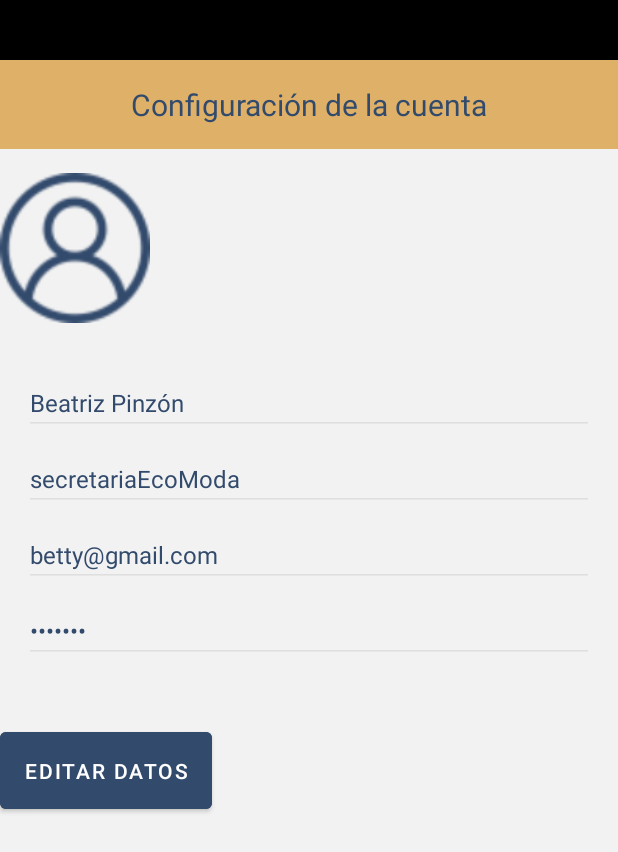
After one commit to Morales241/ProyectoFinalAppsMoviles, an Android app: the layout fragment_config_usuario.xml on its own in the app's theme, with its tools: preview values and no code run, on a phone screen of 412 x 824 dp. The commit adds this screen. Shown: the top 852 px of the screen. Run offline under Robolectric (Android 15) with nearby library versions, the phone set to English and light mode, and no system bars.

Commit message:
Avance pantalla config usuario

```diff
--- /dev/null
+++ b/ClosetVitual/app/src/main/java/morales/jesus/closetvitual/ConfigUsuario.kt
@@ -0,0 +1,57 @@
+package morales.jesus.closetvitual
+
+import android.os.Bundle
+import androidx.fragment.app.Fragment
+import android.view.LayoutInflater
+import android.view.View
+import android.view.ViewGroup
+import morales.jesus.closetvitual.databinding.FragmentConfigUsuarioBinding
+
+// TODO: Rename parameter arguments, choose names that match
+// the fragment initialization parameters, e.g. ARG_ITEM_NUMBER
+private const val ARG_PARAM1 = "param1"
+private const val ARG_PARAM2 = "param2"
+
+/**
+ * A simple [Fragment] subclass.
+ * Use the [ConfigUsuario.newInstance] factory method to
+ * create an instance of this fragment.
+ */
+class ConfigUsuario : Fragment() {
+
+    private var _binding: FragmentConfigUsuarioBinding? = null
+    private val binding get() = _binding!!
+
+    override fun onCreateView(
+        inflater: LayoutInflater, container: ViewGroup?,
+        savedInstanceState: Bundle?
+    ): View {
+        _binding = FragmentConfigUsuarioBinding.inflate(inflater, container, false)
+        return binding.root
+    }
+
+    override fun onViewCreated(view: View, savedInstanceState: Bundle?) {
+        super.onViewCreated(view, savedInstanceState)
+
+        // Datos de prueba (Mock)
+        val usuarioMock = Usuario(
+            img = R.drawable.user,
+            nombre = "Jesús Morales",
+            email = "jesus.morales@gmail.com",
+            useraName = "jesus_m",
+            pass = "123456"
+        )
+
+        // Asignar valores a la vista
+        binding.ivProfilePic.setImageResource(usuarioMock.img)
+        binding.etName.setText(usuarioMock.nombre)
+        binding.etEmail.setText(usuarioMock.email)
+        binding.etUsername.setText(usuarioMock.useraName)
+        binding.etPassword.setText(usuarioMock.pass)
+    }
+
+    override fun onDestroyView() {
+        super.onDestroyView()
+        _binding = null
+    }
+}}
--- /dev/null
+++ b/ClosetVitual/app/src/main/java/morales/jesus/closetvitual/Usuario.kt
@@ -0,0 +1,3 @@
+package morales.jesus.closetvitual
+
+data class Usuario(var img:Int, var nombre:String, var email:String, var useraName:String,var pass:String)
--- /dev/null
+++ b/ClosetVitual/app/src/main/res/layout/fragment_config_usuario.xml
@@ -0,0 +1,117 @@
+<?xml version="1.0" encoding="utf-8"?>
+<LinearLayout
+    xmlns:android="http://schemas.android.com/apk/res/android"
+    xmlns:app="http://schemas.android.com/apk/res-auto"
+    xmlns:tools="http://schemas.android.com/tools"
+    android:layout_width="match_parent"
+    android:layout_height="match_parent"
+    tools:context=".ConfigUsuario"
+    android:background="@color/grisMasClaro"
+    android:orientation="vertical">
+
+    <LinearLayout
+        android:layout_width="match_parent"
+        android:layout_height="40dp"
+        android:background="@color/black"/>
+
+    <!-- Título -->
+    <TextView
+        android:id="@+id/tvTitle"
+        android:layout_width="match_parent"
+        android:layout_height="wrap_content"
+        android:text="Configuración de la cuenta"
+        android:textSize="20sp"
+        android:textColor="@color/azulOscuro"
+        android:background="@color/mostaza"
+        android:padding="16dp"
+        android:gravity="center"
+        app:layout_constraintTop_toTopOf="parent"
+        app:layout_constraintStart_toStartOf="parent"
+        app:layout_constraintEnd_toEndOf="parent" />
+
+    <!-- Foto de perfil -->
+    <ImageView
+        android:id="@+id/ivProfilePic"
+        android:layout_width="100dp"
+        android:layout_height="100dp"
+        android:src="@drawable/user"
+        android:scaleType="centerCrop"
+        android:layout_marginTop="16dp"
+        app:layout_constraintTop_toBottomOf="@id/tvTitle"
+        app:layout_constraintStart_toStartOf="parent"
+        app:layout_constraintEnd_toEndOf="parent" />
+
+    <!-- Contenedor de datos -->
+    <LinearLayout
+        android:id="@+id/llUserInfo"
+        android:layout_width="match_parent"
+        android:layout_height="wrap_content"
+        android:orientation="vertical"
+        android:layout_marginTop="16dp"
+        android:padding="16dp"
+        app:layout_constraintTop_toBottomOf="@id/ivProfilePic"
+        app:layout_constraintStart_toStartOf="parent"
+        app:layout_constraintEnd_toEndOf="parent">
+
+        <EditText
+            android:id="@+id/etName"
+            android:layout_width="match_parent"
+            android:layout_height="wrap_content"
+            android:text="Beatriz Pinzón"
+            android:textSize="16sp"
+            android:textColor="@color/azulOscuro"
+            android:backgroundTint="@color/grisClaro"
+            android:enabled="false" />
+
+        <EditText
+            android:id="@+id/etUsername"
+            android:layout_width="match_parent"
+            android:layout_height="wrap_content"
+            android:text="secretariaEcoModa"
+            android:textSize="16sp"
+            android:textColor="@color/azulOscuro"
+            android:backgroundTint="@color/grisClaro"
+            android:enabled="false"
+            android:layout_marginTop="8dp" />
+
+        <EditText
+            android:id="@+id/etEmail"
+            android:layout_width="match_parent"
+            android:layout_height="wrap_content"
+            android:text="betty@gmail.com"
+            android:textSize="16sp"
+            android:textColor="@color/azulOscuro"
+            android:backgroundTint="@color/grisClaro"
+            android:enabled="false"
+            android:layout_marginTop="8dp" />
+
+        <EditText
+            android:id="@+id/etPassword"
+            android:layout_width="match_parent"
+            android:layout_height="wrap_content"
+            android:text="*******"
+            android:textSize="16sp"
+            android:textColor="@color/azulOscuro"
+            android:backgroundTint="@color/grisClaro"
+            android:enabled="false"
+            android:inputType="textPassword"
+            android:layout_marginTop="8dp" />
+    </LinearLayout>
+
+    <!-- Botón Editar -->
+    <Button
+        android:id="@+id/btnEditProfile"
+        android:layout_width="wrap_content"
+        android:layout_height="wrap_content"
+        android:text="Editar datos"
+        android:textColor="@color/white"
+        android:backgroundTint="@color/azulOscuro"
+        android:padding="16dp"
+        android:layout_marginTop="24dp"
+        app:layout_constraintTop_toBottomOf="@id/llUserInfo"
+        app:layout_constraintStart_toStartOf="parent"
+        app:layout_constraintEnd_toEndOf="parent" />
+
+
+
+</LinearLayout>
--- a/ClosetVitual/app/src/main/res/layout/fragment_home.xml
+++ b/ClosetVitual/app/src/main/res/layout/fragment_home.xml
@@ -7,6 +7,7 @@
     android:orientation="vertical"
     android:background="@color/grisClaro"
     tools:context=".ui.home.HomeFragment">
+
 
     <LinearLayout
         android:layout_width="match_parent"
--- a/ClosetVitual/app/src/main/res/values/strings.xml
+++ b/ClosetVitual/app/src/main/res/values/strings.xml
@@ -9,4 +9,6 @@
     <string name="title_dashboard">Dashboard</string>
     <string name="title_notifications">Notificaciones</string>
     <string name="tusOutfits">Tus outfits</string>
+    <!-- TODO: Remove or change this placeholder text -->
+    <string name="hello_blank_fragment">Hello blank fragment</string>
 </resources>
```
